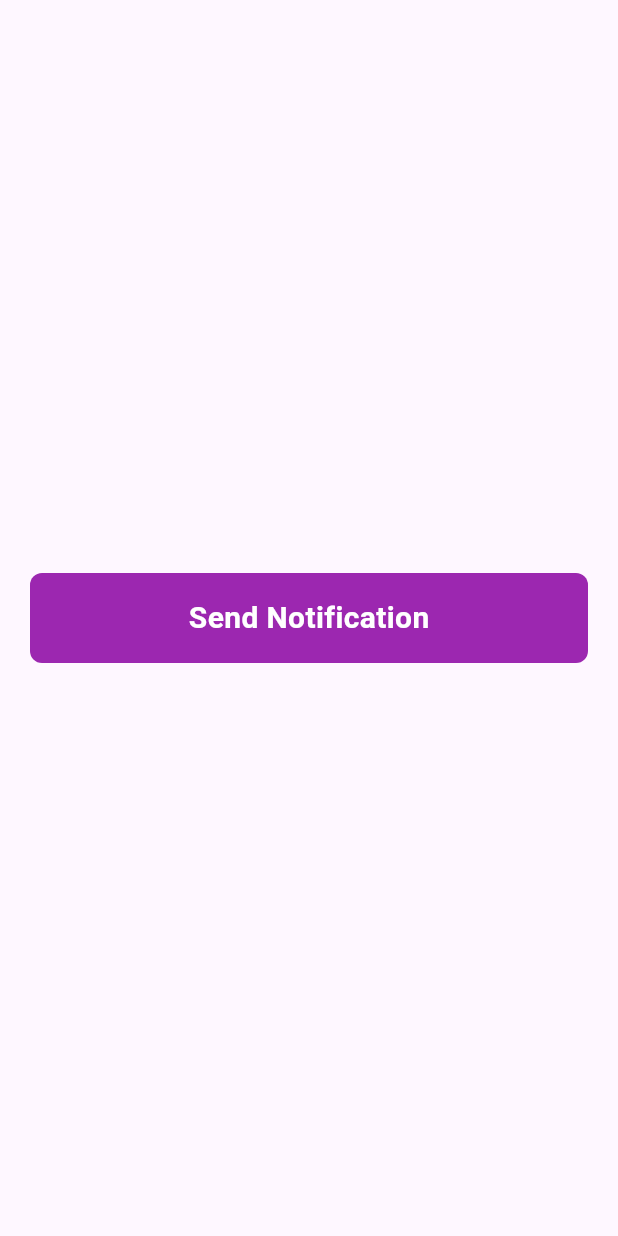
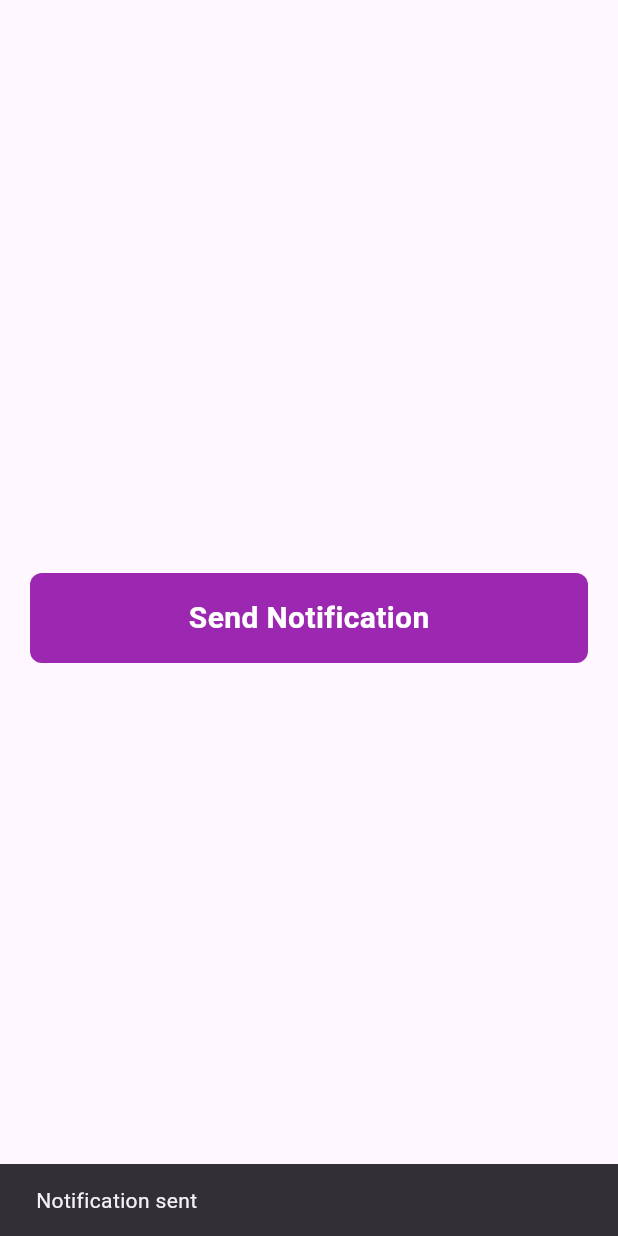
Before and after one commit to vishalbwaghmare/learn_flutter, a Flutter app: the screen it shows after launch, after a tap on "Send Notification", on a phone screen of 412 x 824 dp. Run offline on Flutter 3.47's test engine with Material 3 defaults, Android fonts, the phone set to English and light mode, and no system bars; our stand-ins replace awesome_notifications, bloc, equatable, firebase_core, firebase_messaging, flutter_bloc and 2 more; accounts and stored records are empty.

Commit message:
Added clean architecture

```diff
--- /dev/null
+++ b/local_notification/lib/features/core/app.dart
@@ -0,0 +1,13 @@
+import 'package:flutter_bloc/flutter_bloc.dart';
+import 'package:local_notification/features/local_nofitication/data/repositories/notification_repository_impl.dart';
+import 'package:local_notification/features/local_nofitication/demain/repository/notification_repository.dart';
+
+import '../local_nofitication/data/data_sourse/notification_datasourse.dart';
+
+class App{
+  static List<RepositoryProvider> repositoryProvider = [
+    RepositoryProvider<NotificationRepository>(
+        create: (context)=> NotificationRepositoryImpl(context.read<NotificationDataSource>())
+    )
+  ];
+}
--- /dev/null
+++ b/local_notification/lib/features/core/app_reposotory_provider.dart
@@ -0,0 +1,29 @@
+import 'package:flutter/material.dart';
+import 'package:flutter_bloc/flutter_bloc.dart';
+import 'package:local_notification/features/local_nofitication/data/data_sourse/notification_datasourse.dart';
+import 'package:local_notification/features/local_nofitication/data/repositories/notification_repository_impl.dart';
+
+import '../local_nofitication/demain/repository/notification_repository.dart';
+
+class AppRepositoryProvider extends StatelessWidget {
+  final Widget child;
+
+  const AppRepositoryProvider({super.key, required this.child});
+
+  @override
+  Widget build(BuildContext context) {
+    return MultiRepositoryProvider(
+      providers: [
+        RepositoryProvider(
+          create: (_) => NotificationDataSource(),
+        ),
+        RepositoryProvider<NotificationRepository>(
+          create: (context) => NotificationRepositoryImpl(
+            context.read<NotificationDataSource>(),
+          ),
+        ),
+      ],
+      child: child,
+    );
+  }
+}
--- /dev/null
+++ b/local_notification/lib/features/local_nofitication/data/data_sourse/notification_datasourse.dart
@@ -0,0 +1,44 @@
+import 'package:awesome_notifications/awesome_notifications.dart';
+import 'package:flutter/material.dart';
+
+class NotificationDataSource {
+
+  Future<void> initializeNotification() async{
+    AwesomeNotifications().initialize(
+      null,
+      [
+        NotificationChannel(
+            channelGroupKey: 'basic_channel_group',
+            channelKey: 'basic_channel',
+            channelName: 'Basic notification',
+            channelDescription: 'Notification channel for test',
+            defaultColor: Colors.deepPurple,
+            ledColor: Colors.white
+        )
+      ],
+      channelGroups: [
+        NotificationChannelGroup(
+            channelGroupKey: 'basic_channel_group',
+            channelGroupName: 'Basic group'
+        )
+      ],
+      debug: true,
+    );
+  }
+
+  Future<void> sendNotification() async{
+    bool isAllowed = await AwesomeNotifications().isNotificationAllowed();
+    if(!isAllowed) isAllowed = await AwesomeNotifications().requestPermissionToSendNotifications();
+    if(!isAllowed) return;
+
+    AwesomeNotifications().createNotification(
+        content: NotificationContent(
+          id: 10,
+          channelKey: 'basic_channel',
+          actionType: ActionType.Default,
+          title: 'Hello Notification',
+          body: 'This is my first notification',
+        )
+    );
+  }
+}
--- /dev/null
+++ b/local_notification/lib/features/local_nofitication/data/repositories/notification_repository_impl.dart
@@ -0,0 +1,19 @@
+import 'package:local_notification/features/local_nofitication/data/data_sourse/notification_datasourse.dart';
+import 'package:local_notification/features/local_nofitication/demain/repository/notification_repository.dart';
+
+class NotificationRepositoryImpl implements NotificationRepository{
+
+  final NotificationDataSource dataSource;
+
+  const NotificationRepositoryImpl(this.dataSource);
+
+  @override
+  Future<void> initializeNotification() async{
+    await dataSource.initializeNotification();
+  }
+
+  @override
+  Future<void> sendNotification() async{
+    await dataSource.sendNotification();
+  }
+}
--- /dev/null
+++ b/local_notification/lib/features/local_nofitication/demain/repository/notification_repository.dart
@@ -0,0 +1,4 @@
+abstract class NotificationRepository {
+  Future<void> initializeNotification();
+  Future<void> sendNotification();
+}
--- /dev/null
+++ b/local_notification/lib/features/local_nofitication/presentation/bloc/local_notification_bloc.dart
@@ -0,0 +1,41 @@
+import 'package:equatable/equatable.dart';
+import 'package:bloc/bloc.dart';
+import 'package:local_notification/features/local_nofitication/demain/repository/notification_repository.dart';
+
+part 'local_notification_event.dart';
+part 'local_notification_state.dart';
+
+class LocalNotificationBloc extends Bloc<LocalNotificationEvent, LocalNotificationState> {
+  final NotificationRepository _repository;
+
+  LocalNotificationBloc(this._repository) : super(LocalNotificationState.initial()) {
+    on<InitializeNotificationEvent>(_initializeNotification);
+    on<SendNotificationEvent>(_sendNotificationEvent);
+  }
+
+  Future<void> _initializeNotification(InitializeNotificationEvent event, Emitter<LocalNotificationState> emit) async {
+    await _repository.initializeNotification();
+  }
+
+  Future<void> _sendNotificationEvent(SendNotificationEvent event, Emitter<LocalNotificationState> emit) async {
+    emit(state.copyWith(
+      isLoading: true,
+      error: null,
+      isNotificationSent: false,
+    ));
+
+    try {
+      await _repository.sendNotification();
+
+      emit(state.copyWith(
+        isLoading: false,
+        isNotificationSent: true,
+      ));
+    } catch (error) {
+      emit(state.copyWith(
+        isLoading: false,
+        error: error.toString(),
+      ));
+    }
+  }
+}
--- /dev/null
+++ b/local_notification/lib/features/local_nofitication/presentation/bloc/local_notification_event.dart
@@ -0,0 +1,15 @@
+part of 'local_notification_bloc.dart';
+
+sealed class LocalNotificationEvent extends Equatable {
+  const LocalNotificationEvent();
+}
+
+final class InitializeNotificationEvent extends LocalNotificationEvent{
+  @override
+  List<Object?> get props => [];
+}
+
+final class SendNotificationEvent extends LocalNotificationEvent{
+  @override
+  List<Object?> get props => [];
+}
--- /dev/null
+++ b/local_notification/lib/features/local_nofitication/presentation/bloc/local_notification_state.dart
@@ -0,0 +1,37 @@
+part of 'local_notification_bloc.dart';
+
+class LocalNotificationState extends Equatable {
+  final bool isNotificationSent;
+  final bool isLoading;
+  final String? error;
+
+  const LocalNotificationState({
+    required this.isNotificationSent,
+    required this.isLoading,
+    this.error,
+  });
+
+  factory LocalNotificationState.initial() {
+    return const LocalNotificationState(
+      isNotificationSent: false,
+      isLoading: false,
+      error: null,
+    );
+  }
+
+  LocalNotificationState copyWith({
+    bool? isNotificationSent,
+    bool? isLoading,
+    String? error,
+    bool resetError = false,
+  }) {
+    return LocalNotificationState(
+      isNotificationSent: isNotificationSent ?? this.isNotificationSent,
+      isLoading: isLoading ?? this.isLoading,
+      error: resetError ? null : (error ?? this.error),
+    );
+  }
+
+  @override
+  List<Object?> get props => [isNotificationSent, isLoading, error];
+}
--- /dev/null
+++ b/local_notification/lib/features/local_nofitication/presentation/send_notification.dart
@@ -0,0 +1,75 @@
+import 'package:flutter/material.dart';
+import 'package:local_notification/features/local_nofitication/presentation/bloc/local_notification_bloc.dart';
+import 'package:flutter_bloc/flutter_bloc.dart';
+
+class SendNotificationScreen extends StatefulWidget {
+  const SendNotificationScreen({super.key});
+
+  @override
+  State<SendNotificationScreen> createState() => _SendNotificationScreenState();
+}
+
+class _SendNotificationScreenState extends State<SendNotificationScreen> {
+
+  @override
+  void initState() {
+    super.initState();
+
+    context.read<LocalNotificationBloc>().add(InitializeNotificationEvent());
+  }
+
+  @override
+  Widget build(BuildContext context) {
+    return Scaffold(
+      body: BlocListener<LocalNotificationBloc, LocalNotificationState>(
+        listener: (context, state) {
+          if (state.isNotificationSent) {
+            ScaffoldMessenger.of(context).showSnackBar(
+                const SnackBar(content: Text("Notification sent"))
+            );
+          }
+          if (state.error != null && state.error!.isNotEmpty) {
+            ScaffoldMessenger.of(context).showSnackBar(
+                SnackBar(content: Text(state.error!))
+            );
+          }
+        },
+        child: Center(
+          child: Padding(
+            padding: const EdgeInsets.all(20),
+            child: BlocBuilder<LocalNotificationBloc, LocalNotificationState>(
+              builder: (context, state) {
+                if(state.isLoading){
+                  const CircularProgressIndicator();
+                }
+                return InkWell(
+                  onTap: () {
+                    context.read<LocalNotificationBloc>().add(SendNotificationEvent());
+                  },
+                  child: Container(
+                    width: double.infinity,
+                    height: 60,
+                    decoration: BoxDecoration(
+                      borderRadius: BorderRadius.circular(8),
+                      color: Colors.purple,
+                    ),
+                    child: Center(
+                      child: Text(
+                        "Send Notification",
+                        style: TextStyle(
+                            color: Colors.white,
+                            fontSize: 20,
+                            fontWeight: FontWeight.bold
+                        ),
+                      ),
+                    ),
+                  ),
+                );
+              },
+            ),
+          ),
+        ),
+      ),
+    );
+  }
+}
--- a/local_notification/lib/features/local_nofitication/send_notification.dart
+++ /dev/null
@@ -1,99 +0,0 @@
-import 'package:awesome_notifications/awesome_notifications.dart';
-import 'package:flutter/material.dart';
-
-class SendNotificationScreen extends StatefulWidget {
-  const SendNotificationScreen({super.key});
-
-  @override
-  State<SendNotificationScreen> createState() => _SendNotificationScreenState();
-}
-
-class _SendNotificationScreenState extends State<SendNotificationScreen> {
-
-  Future<void> _initializeNotification() async{
-    AwesomeNotifications().initialize(
-        null,
-        [
-          NotificationChannel(
-              channelGroupKey: 'basic_channel_group',
-              channelKey: 'basic_channel',
-              channelName: 'Basic notification',
-              channelDescription: 'Notification channel for test',
-              defaultColor: Colors.deepPurple,
-              ledColor: Colors.white
-          )
-        ],
-      channelGroups: [
-        NotificationChannelGroup(
-            channelGroupKey: 'basic_channel_group',
-            channelGroupName: 'Basic group'
-        )
-      ],
-      debug: true,
-    );
-  }
-
-  Future<void> sendNotification() async{
-    bool isAllowed = await AwesomeNotifications().isNotificationAllowed();
-    if(!isAllowed) isAllowed = await displayNotificationRational();
-    if(!isAllowed) return;
-
-    AwesomeNotifications().createNotification(
-        content: NotificationContent(
-            id: 10,
-            channelKey: 'basic_channel',
-            actionType: ActionType.Default,
-            title: 'Hello Notification',
-            body: 'This is my first notification',
-        )
-    );
-  }
-
-  static Future<bool> displayNotificationRational()async{
-    bool isAllowed = await AwesomeNotifications().requestPermissionToSendNotifications();
-
-    return isAllowed;
-  }
-
-  @override
-  void initState() {
-    super.initState();
-    Future.delayed(Duration(microseconds: 3), ()async{
-      await _initializeNotification();
-    });
-  }
-
-  @override
-  Widget build(BuildContext context) {
-    return Scaffold(
-      body: Center(
-        child: Padding(
-          padding: const EdgeInsets.all(20),
-          child: InkWell(
-            onTap: (){
-              sendNotification();
-            },
-            child: Container(
-              width: double.infinity,
-              height: 60,
-              decoration: BoxDecoration(
-                borderRadius: BorderRadius.circular(8),
-                color: Colors.purple,
-              ),
-              child: Center(
-                child: Text(
-                  "Send Notification",
-                  style: TextStyle(
-                    color: Colors.white,
-                    fontSize: 20,
-                    fontWeight: FontWeight.bold
-                  ),
-                ),
-              ),
-            ),
-          ),
-        ),
-      ),
-    );
-  }
-}
--- a/local_notification/lib/main.dart
+++ b/local_notification/lib/main.dart
@@ -1,7 +1,11 @@
 import 'package:flutter/material.dart';
-import 'package:local_notification/features/local_nofitication/send_notification.dart';
+import 'package:flutter_bloc/flutter_bloc.dart';
+import 'package:local_notification/features/local_nofitication/demain/repository/notification_repository.dart';
+import 'package:local_notification/features/local_nofitication/presentation/bloc/local_notification_bloc.dart';
+import 'package:local_notification/features/local_nofitication/presentation/send_notification.dart';
+import 'features/core/app_reposotory_provider.dart'; // your repository provider file
 
-void main() async{
+void main() async {
   WidgetsFlutterBinding.ensureInitialized();
   runApp(const MyApp());
 }
@@ -9,16 +13,22 @@ void main() async{
 class MyApp extends StatelessWidget {
   const MyApp({super.key});
 
-  // This widget is the root of your application.
   @override
   Widget build(BuildContext context) {
-    return MaterialApp(
-      debugShowCheckedModeBanner: false,
-      title: 'Local notification',
-      theme: ThemeData(
-        colorScheme: .fromSeed(seedColor: Colors.deepPurple),
+    return AppRepositoryProvider( // 👈 wrapper for repositories
+      child: MaterialApp(
+        debugShowCheckedModeBanner: false,
+        title: 'Local notification',
+        theme: ThemeData(
+          colorScheme: ColorScheme.fromSeed(seedColor: Colors.deepPurple),
+        ),
+        home: BlocProvider(
+          create: (context) => LocalNotificationBloc(
+            context.read<NotificationRepository>(),
+          ),
+          child: const SendNotificationScreen(),
+        ),
       ),
-      home: SendNotificationScreen(),
     );
   }
 }
--- a/local_notification/pubspec.yaml
+++ b/local_notification/pubspec.yaml
@@ -35,6 +35,9 @@ dependencies:
   # Use with the CupertinoIcons class for iOS style icons.
   cupertino_icons: ^1.0.8
   awesome_notifications: ^0.11.0
+  equatable: ^2.0.8
+  bloc: ^9.2.0
+  flutter_bloc: ^9.1.1
 
 dev_dependencies:
   flutter_test:
```
Also changed, not shown: local_notification/pubspec.lock.
